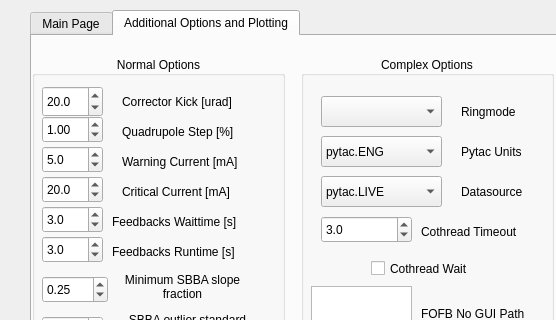
DiamondLightSource/dls-bba, file src/dls_bba/fbba_gui.ui: the form before one commit; both pictures show x 0 to 556 and y 0 to 320 of the 843 by 772 pixel window.
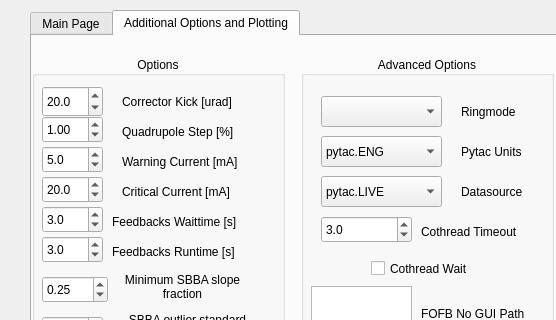
The form after the commit. The open tabs and pages were chosen to show the change.

```diff
--- a/src/dls_bba/fbba_gui.ui
+++ b/src/dls_bba/fbba_gui.ui
@@ -692,7 +692,7 @@
        <item>
         <widget class="QGroupBox" name="groupBox">
          <property name="title">
-          <string>Normal Options</string>
+          <string>Options</string>
          </property>
          <property name="alignment">
           <set>Qt::AlignCenter</set>
@@ -1175,7 +1175,7 @@
        <item>
         <widget class="QGroupBox" name="groupBox_2">
          <property name="title">
-          <string>Complex Options</string>
+          <string>Advanced Options</string>
          </property>
          <property name="alignment">
           <set>Qt::AlignCenter</set>
```
Left out of the diff: 2 changed lines with no effect on the pictures.
